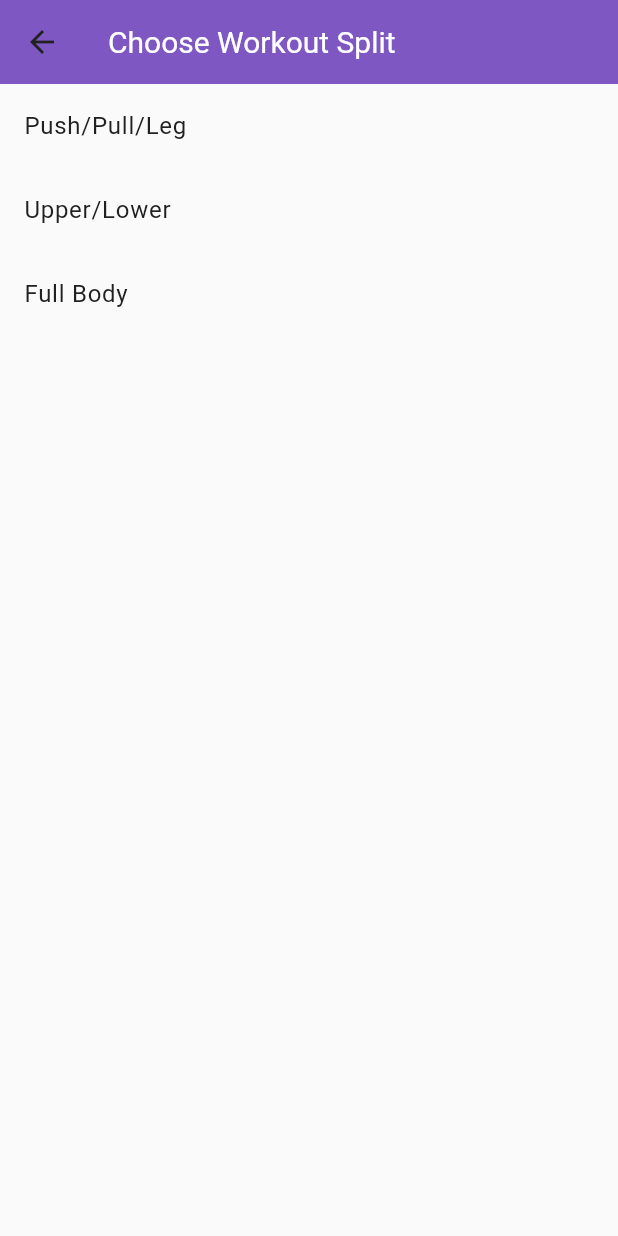
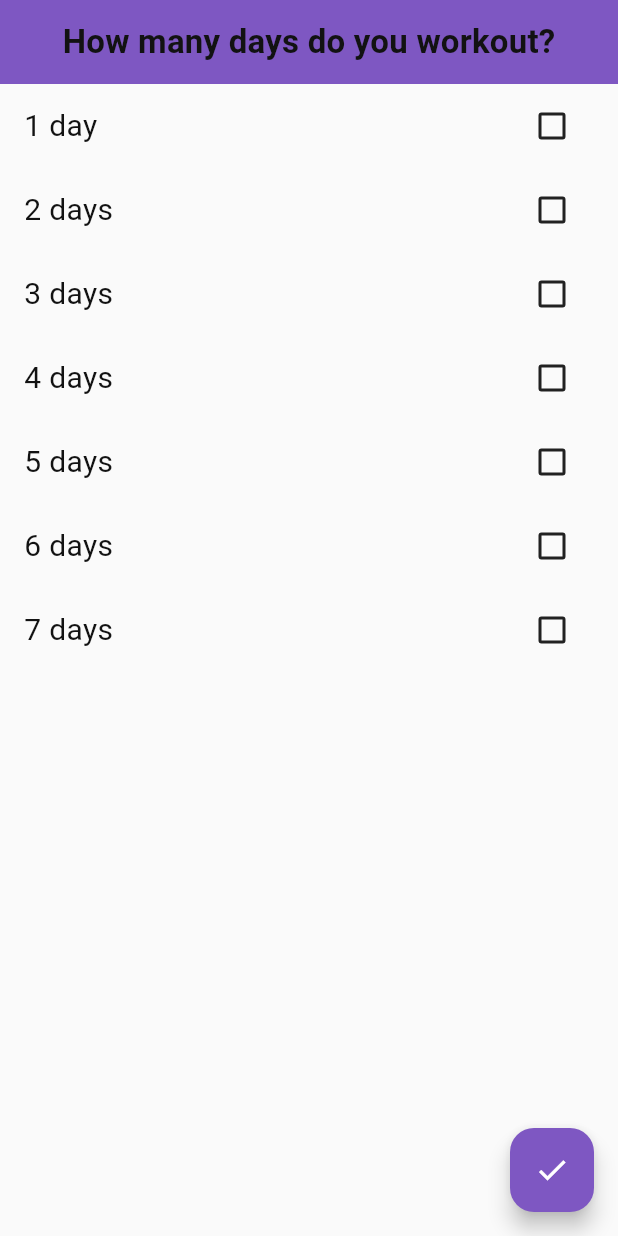
Before and after one commit to AliRaouf/TrackMe-Updated, a Flutter app: the WorkoutSplitView screen opened by its route, on a phone screen of 412 x 824 dp. Run offline on Flutter 3.47's test engine with Material 3 defaults, Android fonts, the phone set to English and light mode, and no system bars; our stand-ins replace anim_search_bar, bloc, dartz, dio, equatable, flutter_bloc and 7 more; accounts and stored records are empty.

Commit message:
added workout split

```diff
--- a/lib/features/workout/presentation/views/weekly_schedule_view.dart
+++ b/lib/features/workout/presentation/views/weekly_schedule_view.dart
@@ -58,7 +58,7 @@ class _WeeklyScheduleViewState extends State<WeeklyScheduleView> {
                 .map((entry) => entry.key)
                 .toList();
             context.read<WorkoutPlanCubit>().addWorkoutPlan(WorkoutPlan(
-                  name: "WeeklSchedule",
+                  name: "WeeklySchedule",
                   type: "WeeklySchedule",
                 ));
             for (String day in selectedDays) {
--- a/lib/features/workout/presentation/views/widgets/workout_tracker_view_body.dart
+++ b/lib/features/workout/presentation/views/widgets/workout_tracker_view_body.dart
@@ -44,7 +44,9 @@ class WorkoutTrackerViewBody extends StatelessWidget {
                     style: Theme.of(context).textTheme.bodySmall),
               ),
               ElevatedButton(
-                onPressed: () {},
+                onPressed: () {
+                  context.push('/workout/workout_split');
+                },
                 child: Text('Workout Split',
                     style: Theme.of(context).textTheme.bodySmall),
               ),
--- a/lib/features/workout/presentation/views/workout_split_view.dart
+++ b/lib/features/workout/presentation/views/workout_split_view.dart
@@ -1,35 +1,129 @@
 import 'package:flutter/material.dart';
+import 'package:flutter_bloc/flutter_bloc.dart';
+import 'package:go_router/go_router.dart';
+import 'package:track_me_updated/core/theme/themes.dart';
+import 'package:track_me_updated/features/workout/data/models/workout_day_model.dart';
+import 'package:track_me_updated/features/workout/data/models/workout_plan_model.dart';
+import 'package:track_me_updated/features/workout/presentation/bloc/workout_day_cubit/workout_day_cubit.dart';
+import 'package:track_me_updated/features/workout/presentation/bloc/workout_plan_cubit/workout_plan_cubit.dart';
 
-class WorkoutSplitView extends StatelessWidget {
+class WorkoutSplitView extends StatefulWidget {
   const WorkoutSplitView({super.key});
 
   @override
+  State<WorkoutSplitView> createState() => _WorkoutSplitViewState();
+}
+
+class _WorkoutSplitViewState extends State<WorkoutSplitView> {
+  Map<String, bool> days = {
+    '1 day': false,
+    '2 days': false,
+    '3 days': false,
+    '4 days': false,
+    '5 days': false,
+    '6 days': false,
+    '7 days': false,
+  };
+
+  @override
   Widget build(BuildContext context) {
-    final List<String> splits = [
-      'Push/Pull/Leg',
-      'Upper/Lower',
-      'Full Body'
-    ]; // Example splits
-    return Scaffold(
-      appBar: AppBar(
-        title: Text('Choose Workout Split'),
-      ),
-      body: ListView.builder(
-        itemCount: splits.length,
-        itemBuilder: (context, index) {
-          return ListTile(
-            title: Text(splits[index]),
-            onTap: () {
-              // Navigator.push(
-              //   context,
-              //   MaterialPageRoute(
-              //       builder: (context) =>
-              //           AddExercisesSplitScreen(split: splits[index])),
-              // );
-            },
-          );
-        },
+    return Theme(
+      data: Theme.of(context).brightness == Brightness.dark
+          ? workoutTrackerDarkTheme
+          : workoutTrackerLightTheme,
+      child: Scaffold(
+        appBar: AppBar(
+          automaticallyImplyLeading: false,
+          centerTitle: true,
+          title: Text('How many days do you workout?',
+              style: Theme.of(context).textTheme.titleMedium),
+        ),
+        body: Column(
+          children: days.keys.map((day) {
+            return CheckboxListTile(
+              selectedTileColor: Colors.white,
+              title: Text(day, style: Theme.of(context).textTheme.bodyMedium),
+              value: days[day],
+              onChanged: (value) {
+                setState(() {
+                  days[day] = value!;
+                });
+              },
+            );
+          }).toList(),
+        ),
+        floatingActionButton: FloatingActionButton(
+          child: const Icon(Icons.check),
+          onPressed: () async {
+            final selectedDays = days.entries
+                .where((entry) => entry.value)
+                .map((entry) => entry.key)
+                .toList();
+
+            if (selectedDays.isNotEmpty) {
+              final renamedDays = await _renameDays(context, selectedDays);
+              if (renamedDays != null) {
+                print(renamedDays);
+                context.read<WorkoutPlanCubit>().addWorkoutPlan(
+                    WorkoutPlan(name: "WorkoutSplit", type: "Workout"));
+
+                for (String day in renamedDays) {
+                  context.read<WorkoutDayCubit>().addWorkoutDay(WorkoutDay(
+                        planId: 1,
+                        name: day,
+                      ));
+                }
+                context.push('/workout/workout_plan');
+              }
+            }
+          },
+        ),
       ),
     );
   }
+
+  Future<List<String>?> _renameDays(
+      BuildContext context, List<String> selectedDays) async {
+    List<String> renamedDays = List.from(selectedDays);
+
+    for (int i = 0; i < selectedDays.length; i++) {
+      String? newName = await showDialog<String>(
+        context: context,
+        builder: (context) {
+          TextEditingController controller = TextEditingController();
+
+          return AlertDialog(
+            title: Text('Add name for day ${i + 1}'),
+            content: TextField(
+              controller: controller,
+              decoration: const InputDecoration(
+                hintText: 'Push/Pull/Leg/Upper/Lower',
+              ),
+            ),
+            actions: [
+              TextButton(
+                onPressed: () {
+                  Navigator.of(context).pop(controller.text);
+                },
+                child: Text('OK'),
+              ),
+              TextButton(
+                onPressed: () {
+                  Navigator.of(context).pop();
+                },
+                child: Text('Cancel'),
+              ),
+            ],
+          );
+        },
+      );
+
+      if (newName == null) {
+        return null;
+      }
+      renamedDays[i] = newName;
+    }
+
+    return renamedDays;
+  }
 }
```
